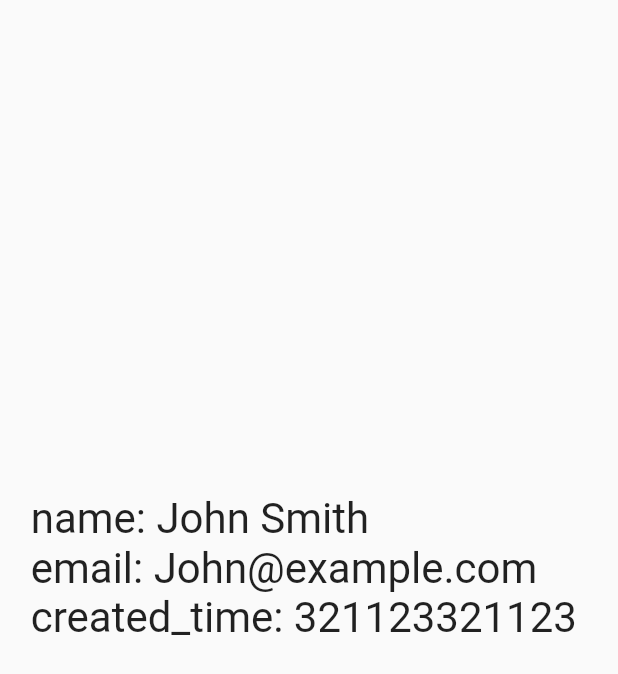
After one commit to thkim9373/FlutterTutorialSample, a Flutter app: the Json screen opened directly, on a phone screen of 412 x 824 dp. The commit adds this screen. Shown: the top 674 px of the screen. Run offline on Flutter 3.47's test engine with Material 2 defaults, Android fonts, the phone set to English and light mode, and no system bars; our stand-ins replace dio.

Commit message:
Add Json sample page.

```diff
--- a/lib/main.dart
+++ b/lib/main.dart
@@ -2,6 +2,7 @@ import 'package:flutter/material.dart';
 import 'package:flutter_tutorial_sample/page/Dio/DioPage.dart';
 import 'package:flutter_tutorial_sample/page/DragAndDrop.dart';
 import 'package:flutter_tutorial_sample/page/Email.dart';
+import 'package:flutter_tutorial_sample/page/Json.dart';
 import 'package:flutter_tutorial_sample/page/RaisedButtonExample.dart';
 import 'package:flutter_tutorial_sample/page/switch.dart';
 
@@ -31,6 +32,7 @@ class MyForm extends StatelessWidget {
         _buildExpand(Text("Go Switch Example"), context, Switches()),
         _buildExpand(Text("Go Drag And Drop Example"), context, DragAndDrop()),
         _buildExpand(Text("Go Dio Example"), context, Dio()),
+        _buildExpand(Text("Go Json Example"), context, Json()),
       ],
       crossAxisAlignment: CrossAxisAlignment.stretch,
     );
--- /dev/null
+++ b/lib/page/Json.dart
@@ -0,0 +1,44 @@
+import 'dart:convert';
+
+import 'package:flutter/material.dart';
+
+class Json extends StatelessWidget {
+  @override
+  Widget build(BuildContext context) {
+    String JsonString = '{"name" : "John Smith", "email" : "John@example.com", "created_time" : 321123321123}';
+
+    Map<String, dynamic> userMap = jsonDecode(JsonString);
+
+    var user = User.fromJson(userMap);
+
+    return Scaffold(
+      body: Center(
+        child: Text(
+          "name: ${user.name} \n"
+          "email: ${user.email} \n"
+          "created_time: ${user.createdTime} \n\n",
+          textScaleFactor: 2,
+        ),
+      ),
+    );
+  }
+}
+
+class User {
+  final String name;
+  final String email;
+  final int createdTime;
+
+  User(this.name, this.email, this.createdTime);
+
+  User.fromJson(Map<String, dynamic> json)
+      : name = json['name'],
+        email = json['email'],
+        createdTime = json['created_time'];
+
+  Map<String, dynamic> toJson() => {
+        'name': name,
+        'email': email,
+        'createdTime': createdTime,
+      };
+}
```
